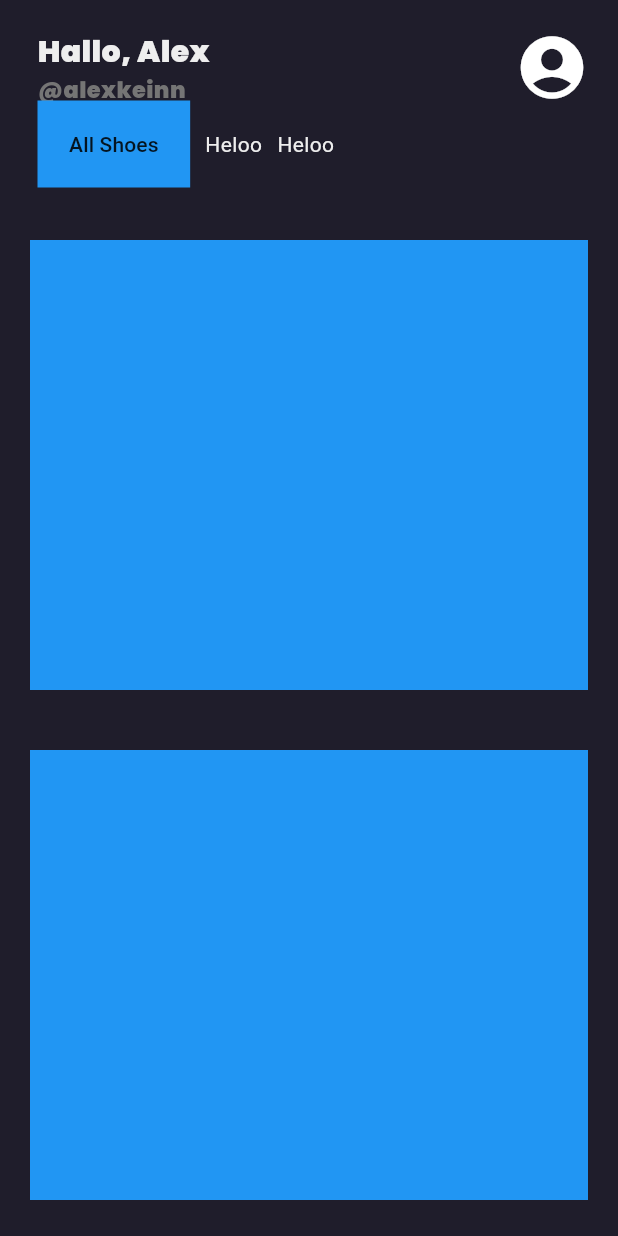
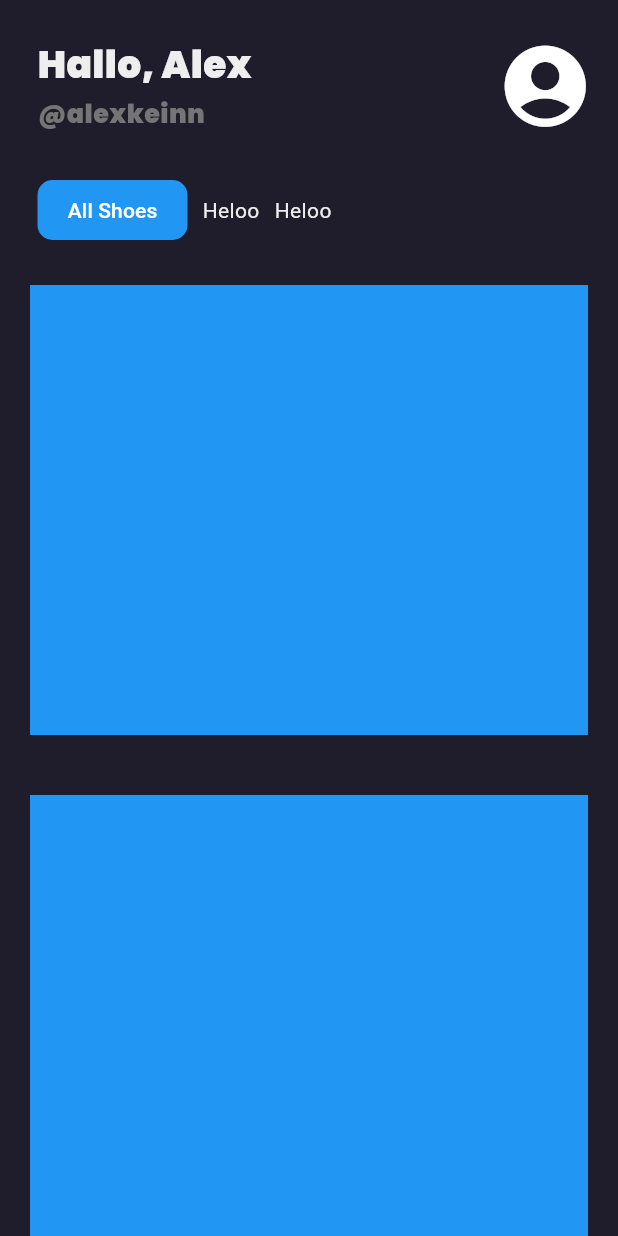
Before and after one commit to gedeastu/ShoesShop, a Flutter app: the screen it shows after launch, after a tap on "Sign In", on a phone screen of 412 x 824 dp. Run offline on Flutter 3.47's test engine with Material 3 defaults, Android fonts, the phone set to English and light mode, and no system bars; our stand-ins replace google_fonts, hive, hive_flutter, lottie; accounts and stored records are empty; network calls fail.

```diff
--- a/app/lib/main.dart
+++ b/app/lib/main.dart
@@ -6,5 +6,5 @@ void main() async {
   await Hive.initFlutter();
   //open the box
   var box = await Hive.openBox('box');
-  runApp(Root());
+  runApp(const Root());
 }
--- a/app/lib/pages/Home/mobile/HomeMobile.dart
+++ b/app/lib/pages/Home/mobile/HomeMobile.dart
@@ -37,15 +37,15 @@ class _HomeMobileState extends State<HomeMobile> {
         slivers: [
           SliverAppBar(
             pinned: true,
-            expandedHeight: 140,
-            //collapsedHeight: 80,
+            expandedHeight: 170,
+            collapsedHeight: 80,
             //backgroundColor: Colors.blue,
             flexibleSpace: FlexibleSpaceBar(
               background:
                 SafeArea(
                   child: Container(
                     width: double.infinity,
-                    padding: const EdgeInsets.only(top:20),
+                    padding: const EdgeInsets.only(top:25),
                     child: Row(
                       crossAxisAlignment: CrossAxisAlignment.start,
                       mainAxisAlignment: MainAxisAlignment.spaceBetween,
@@ -58,12 +58,13 @@ class _HomeMobileState extends State<HomeMobile> {
                             children: [
                               Text("Hallo, Alex",style: GoogleFonts.poppins(
                                 fontWeight: FontWeight.bold,
-                                fontSize: 20,
+                                fontSize: 25,
                                 color: Colors.grey.shade200
                               )),
+                              SizedBox(height: 3,),
                               Text("@alexkeinn",style: GoogleFonts.poppins(
                                 color: Colors.grey.shade600,
-                                fontSize: 15,
+                                fontSize: 17,
                               ))
                             ],
                           ),
@@ -71,7 +72,7 @@ class _HomeMobileState extends State<HomeMobile> {
                         MaterialButton(
                           shape: const CircleBorder(),
                           onPressed: () {  },
-                          child: const Icon(Icons.account_circle_rounded,size: 50,color: Colors.white,)
+                          child: const Icon(Icons.account_circle_rounded,size: 65,color: Colors.white,)
                         )
                       ],
                     ),
@@ -81,21 +82,28 @@ class _HomeMobileState extends State<HomeMobile> {
             bottom: PreferredSize(
               preferredSize: const Size.fromHeight(0),
               child: Container(
-                padding: const EdgeInsets.only(right: 25,left: 25,bottom: 15),
+                padding: EdgeInsets.only(right: 25,left: 25,bottom: 10,),
                 width: double.maxFinite,
                 child: SingleChildScrollView(
+
                   scrollDirection: Axis.horizontal,
                   child: Row(
                     mainAxisAlignment: MainAxisAlignment.start,
+                    crossAxisAlignment: CrossAxisAlignment.center,
                     children: [
                       Container(
-                        padding: const EdgeInsets.all(5),
-                        color: Colors.blue,
+                        height: 40,
+                        width: 100,
+                        decoration: BoxDecoration(
+                          color: Colors.blue,
+                          borderRadius: BorderRadius.circular(10)
+                        ),
+                        //padding: const EdgeInsets.all(5),
                         child: MaterialButton(
                           onPressed: () {
-
+                            navigationLinkData();
                           },
-                          child: Text("All Shoes"),
+                          child: const Text("All Shoes",style: TextStyle(color: Colors.white),),
                         )
                       ),
                       const SizedBox(width: 10,),
```
Also changed, not shown: 1 other file.
